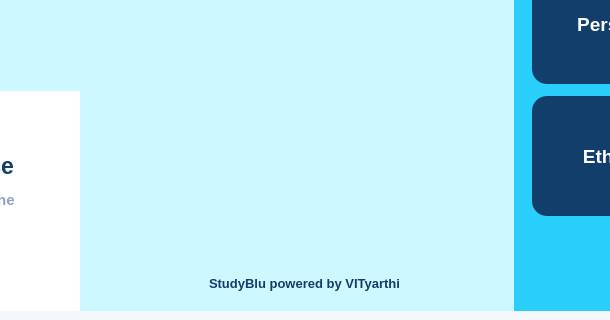
Project-K-Official/kavach-studyblu, file xedu/ui/landing_page.ui: the form before one commit; both pictures show x 422 to 1032 and y 394 to 714 of the 1344 by 714 pixel window.
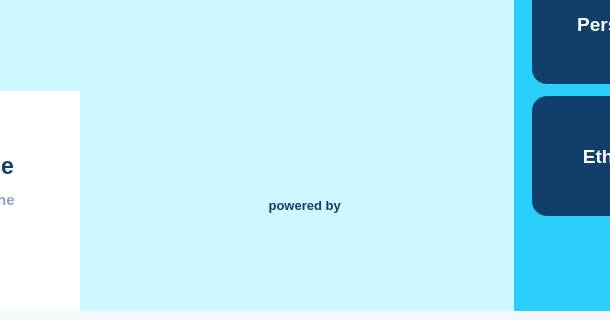
The form after the commit. Icons and pictures are not drawn.

Commit message: added VITyarthi logo instead of KAVACH-OS logo

```diff
--- a/xedu/ui/landing_page.ui
+++ b/xedu/ui/landing_page.ui
@@ -414,7 +414,29 @@
                </property>
               </widget>
              </item>
-             <item alignment="Qt::AlignBottom">
+             <item alignment="Qt::AlignHCenter|Qt::AlignBottom">
+              <widget class="QLabel" name="label_5">
+               <property name="maximumSize">
+                <size>
+                 <width>16777215</width>
+                 <height>50</height>
+                </size>
+               </property>
+               <property name="font">
+                <font>
+                 <pointsize>10</pointsize>
+                 <bold>true</bold>
+                </font>
+               </property>
+               <property name="styleSheet">
+                <string notr="true">color: rgb(18, 62, 107);</string>
+               </property>
+               <property name="text">
+                <string> powered by </string>
+               </property>
+              </widget>
+             </item>
+             <item alignment="Qt::AlignTop">
               <widget class="QFrame" name="frame_17">
                <property name="minimumSize">
                 <size>
@@ -448,59 +470,6 @@
                 <property name="bottomMargin">
                  <number>20</number>
                 </property>
-                <item alignment="Qt::AlignHCenter">
-                 <widget class="QFrame" name="frame_19">
-                  <property name="minimumSize">
-                   <size>
-                    <width>100</width>
-                    <height>100</height>
-                   </size>
-                  </property>
-                  <property name="styleSheet">
-                   <string notr="true">border:0;
-image: url(media/Kavach_logo.png);</string>
-                  </property>
-                  <property name="frameShape">
-                   <enum>QFrame::StyledPanel</enum>
-                  </property>
-                  <property name="frameShadow">
-                   <enum>QFrame::Raised</enum>
-                  </property>
-                  <layout class="QHBoxLayout" name="horizontalLayout_10">
-                   <property name="spacing">
-                    <number>0</number>
-                   </property>
-                   <property name="topMargin">
-                    <number>0</number>
-                   </property>
-                   <property name="bottomMargin">
-                    <number>0</number>
-                   </property>
-                  </layout>
-                 </widget>
-                </item>
-                <item alignment="Qt::AlignHCenter|Qt::AlignVCenter">
-                 <widget class="QLabel" name="label_5">
-                  <property name="maximumSize">
-                   <size>
-                    <width>16777215</width>
-                    <height>50</height>
-                   </size>
-                  </property>
-                  <property name="font">
-                   <font>
-                    <pointsize>10</pointsize>
-                    <bold>true</bold>
-                   </font>
-                  </property>
-                  <property name="styleSheet">
-                   <string notr="true">color: rgb(18, 62, 107);</string>
-                  </property>
-                  <property name="text">
-                   <string>StudyBlu powered by VITyarthi</string>
-                  </property>
-                 </widget>
-                </item>
                </layout>
               </widget>
              </item>
```
Left out of the diff: 4 changed lines with no effect on the pictures.
